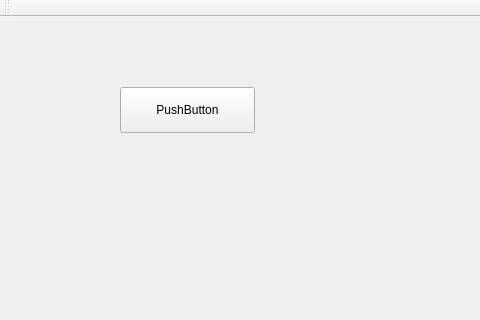
First picture: the form in QRaspbed/raspbed.ui, repository johnramsden/Raspbed, before the edit; both pictures show x 0 to 480 and y 0 to 320 of the 1183 by 699 pixel window.
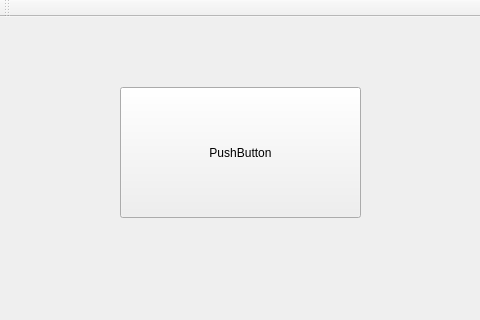
Second picture: the form after the edit.

The edit to the form file:
```diff
--- a/QRaspbed/raspbed.ui
+++ b/QRaspbed/raspbed.ui
@@ -19,8 +19,8 @@
      <rect>
       <x>120</x>
       <y>70</y>
-      <width>135</width>
-      <height>46</height>
+      <width>241</width>
+      <height>131</height>
      </rect>
     </property>
     <property name="text">
```
